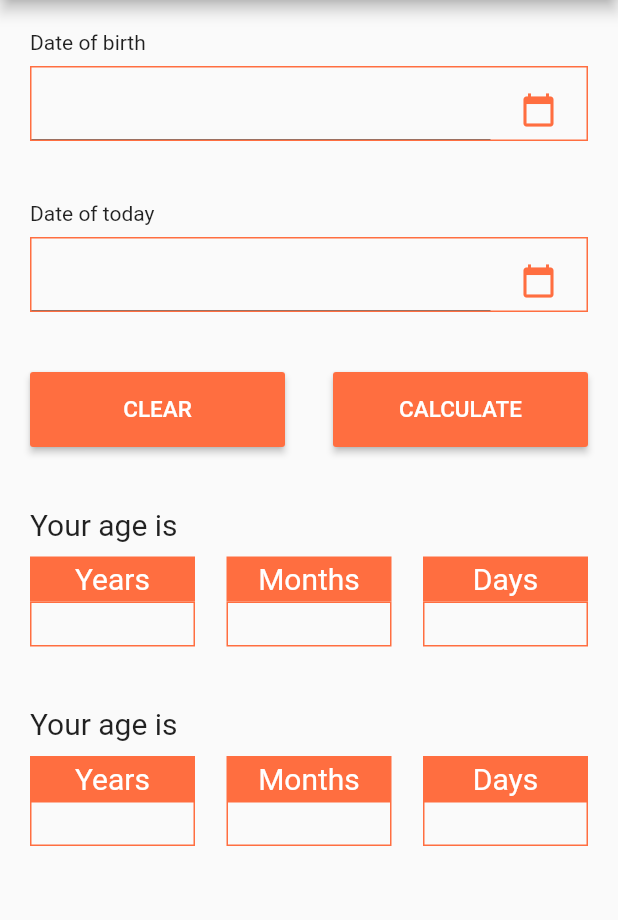
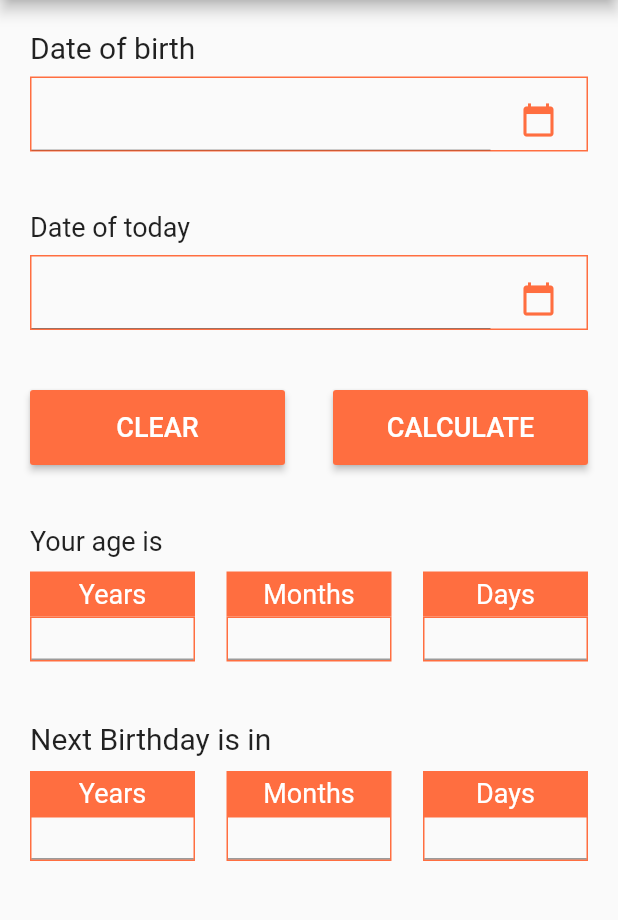
Before and after one commit to FaridaElsheikh/AgeCalculator, a Flutter app: the screen it shows after launch, on a phone screen of 412 x 824 dp, the part 84-1004 px from its top. Run offline on Flutter 3.47's test engine with Material 2 defaults, Android fonts, the phone set to English and light mode, and no system bars; missing offline and left inert: age.

Commit message:
App working, check TODO

```diff
--- a/lib/main.dart
+++ b/lib/main.dart
@@ -32,6 +32,7 @@ class HomeScreen extends StatefulWidget {
 }
 
 class HomeScreenState extends State<HomeScreen> {
+
   DateTime dateOfBirth = DateTime.now();
   DateTime dateOfToday = DateTime.now();
 
@@ -39,6 +40,16 @@ class HomeScreenState extends State<HomeScreen> {
   TextEditingController _dateOfTodayController = TextEditingController();
 
   AgeDuration age;
+  AgeDuration nextBirthday;
+
+  TextEditingController _ageYearcontroller = TextEditingController();
+  TextEditingController _ageMonthcontroller = TextEditingController();
+  TextEditingController _ageDaycontroller = TextEditingController();
+
+  TextEditingController _leftYearcontroller = TextEditingController();
+  TextEditingController _leftMonthcontroller = TextEditingController();
+  TextEditingController _leftDaycontroller = TextEditingController();
+
 
   @override
   Widget build(BuildContext context) {
@@ -59,7 +70,7 @@ class HomeScreenState extends State<HomeScreen> {
       child: Column(
         crossAxisAlignment: CrossAxisAlignment.start,
         children: <Widget>[
-          Text("Date of birth"),
+          Text("Date of birth", style: TextStyle(fontSize: 20)),
           Container(
             margin: EdgeInsets.only(top: 8),
             height: 50,
@@ -69,7 +80,7 @@ class HomeScreenState extends State<HomeScreen> {
               mainAxisAlignment: MainAxisAlignment.spaceBetween,
               children: <Widget>[
                 Expanded(
-                  child: TextField(
+                  child: TextField( style: TextStyle(fontSize: 18),
                     controller: _dateOfBirthController,
                     enabled: false,
                   ),
@@ -105,7 +116,7 @@ class HomeScreenState extends State<HomeScreen> {
       child: Column(
         crossAxisAlignment: CrossAxisAlignment.start,
         children: <Widget>[
-          Text("Date of today"),
+          Text("Date of today", style: TextStyle(fontSize: 18)),
           Container(
             margin: EdgeInsets.only(top: 8),
             height: 50,
@@ -115,7 +126,7 @@ class HomeScreenState extends State<HomeScreen> {
               mainAxisAlignment: MainAxisAlignment.spaceBetween,
               children: <Widget>[
                 Expanded(
-                  child: TextField(
+                  child: TextField( style: TextStyle(fontSize: 20),
                     controller: _dateOfTodayController,
                     enabled: false,
                   ),
@@ -164,7 +175,7 @@ class HomeScreenState extends State<HomeScreen> {
       _clear();
     });
     Widget _calcButton = _buildButton("calculate", () {
-      _calcAge();
+      _calculate();
     });
 
     return Padding(
@@ -187,15 +198,40 @@ class HomeScreenState extends State<HomeScreen> {
           color: Colors.deepOrangeAccent,
           onPressed: _onPressed,
           child: Text(title.toUpperCase(),
-              style: TextStyle(color: Colors.white, fontSize: 15))),
+              style: TextStyle(color: Colors.white, fontSize: 18))),
     );
   }
 
+  void _calculate(){
+    _calcAge();
+    _calcNextBD();
+  }
+
   void _calcAge() {
+
     setState(() {
       age = Age.dateDifference(fromDate: dateOfBirth, toDate: dateOfToday);
+      _ageYearcontroller.text=age.years.toString();
+      _ageMonthcontroller.text=age.months.toString();
+      _ageDaycontroller.text=age.days.toString();
     });
     print(age);
+  }
+
+  void _calcNextBD(){
+
+    DateTime tempDate = DateTime(dateOfToday.year, dateOfBirth.month, dateOfBirth.day);
+    DateTime nextBirthdayDate = tempDate.isBefore(dateOfToday)
+        ? Age.add(date: tempDate, duration: AgeDuration(years: 1))
+        : tempDate;
+
+    setState(() {
+      AgeDuration nextBirthday =
+      Age.dateDifference(fromDate: dateOfToday, toDate: nextBirthdayDate);
+      _leftYearcontroller.text=nextBirthday.years.toString();
+      _leftMonthcontroller.text=nextBirthday.months.toString();
+      _leftDaycontroller.text=nextBirthday.days.toString();
+    });
   }
 
   void _clear() {
@@ -205,16 +241,17 @@ class HomeScreenState extends State<HomeScreen> {
       dateOfToday=DateTime.now();
       _dateOfTodayController.text =
           _getFormattedDate(dateOfToday);
-
       dateOfBirth=DateTime.now();
       _dateOfBirthController.text =
           _getFormattedDate(dateOfBirth);
 
+      _calculate();
+      //TODO Clear Years=0
+
     });
-    print(age);
   }
 
-  Widget _buildOutputBox(String title) {
+  Widget _buildOutputBox(String title, TextEditingController control) {
     return Container(
       child: Column(
         crossAxisAlignment: CrossAxisAlignment.start,
@@ -226,7 +263,7 @@ class HomeScreenState extends State<HomeScreen> {
             child: Center(
                 child: Text(
               title,
-              style: TextStyle(color: Colors.white, fontSize: 20),
+              style: TextStyle(color: Colors.white, fontSize: 18),
             )),
             color: Colors.deepOrangeAccent,
           ),
@@ -235,6 +272,9 @@ class HomeScreenState extends State<HomeScreen> {
             width: 110,
             decoration: BoxDecoration(
                 border: Border.all(color: Colors.deepOrangeAccent)),
+            child: TextField(textAlign: TextAlign.center,
+              controller: control,
+            ),
           ),
         ],
       ),
@@ -242,9 +282,9 @@ class HomeScreenState extends State<HomeScreen> {
   }
 
   Widget _buildAgeRow() {
-    Widget Years = _buildOutputBox("Years");
-    Widget Months = _buildOutputBox("Months");
-    Widget Days = _buildOutputBox("Days");
+    Widget Years = _buildOutputBox("Years",_ageYearcontroller);
+    Widget Months = _buildOutputBox("Months",_ageMonthcontroller);
+    Widget Days = _buildOutputBox("Days",_ageDaycontroller);
     return Padding(
       padding: const EdgeInsets.all(20.0),
       child: Column(
@@ -252,7 +292,7 @@ class HomeScreenState extends State<HomeScreen> {
         children: <Widget>[
           Text(
             "Your age is ",
-            style: TextStyle(fontSize: 20),
+            style: TextStyle(fontSize: 18),
           ),
           Row(
             mainAxisAlignment: MainAxisAlignment.spaceBetween,
@@ -268,24 +308,24 @@ class HomeScreenState extends State<HomeScreen> {
   }
 
   Widget _buildNextBDRow() {
-    Widget years = _buildOutputBox("Years");
-    Widget months = _buildOutputBox("Months");
-    Widget days = _buildOutputBox("Days");
+    Widget yearsleft = _buildOutputBox("Years",_leftYearcontroller);
+    Widget monthsleft = _buildOutputBox("Months",_leftMonthcontroller);
+    Widget daysleft = _buildOutputBox("Days",_leftDaycontroller);
     return Padding(
       padding: const EdgeInsets.all(20.0),
       child: Column(
         crossAxisAlignment: CrossAxisAlignment.start,
         children: <Widget>[
           Text(
-            "Your age is ",
+            "Next Birthday is in ",
             style: TextStyle(fontSize: 20),
           ),
           Row(
             mainAxisAlignment: MainAxisAlignment.spaceBetween,
             children: <Widget>[
-              years,
-              months,
-              days,
+              yearsleft,
+              monthsleft,
+              daysleft,
             ],
           )
         ],
```
